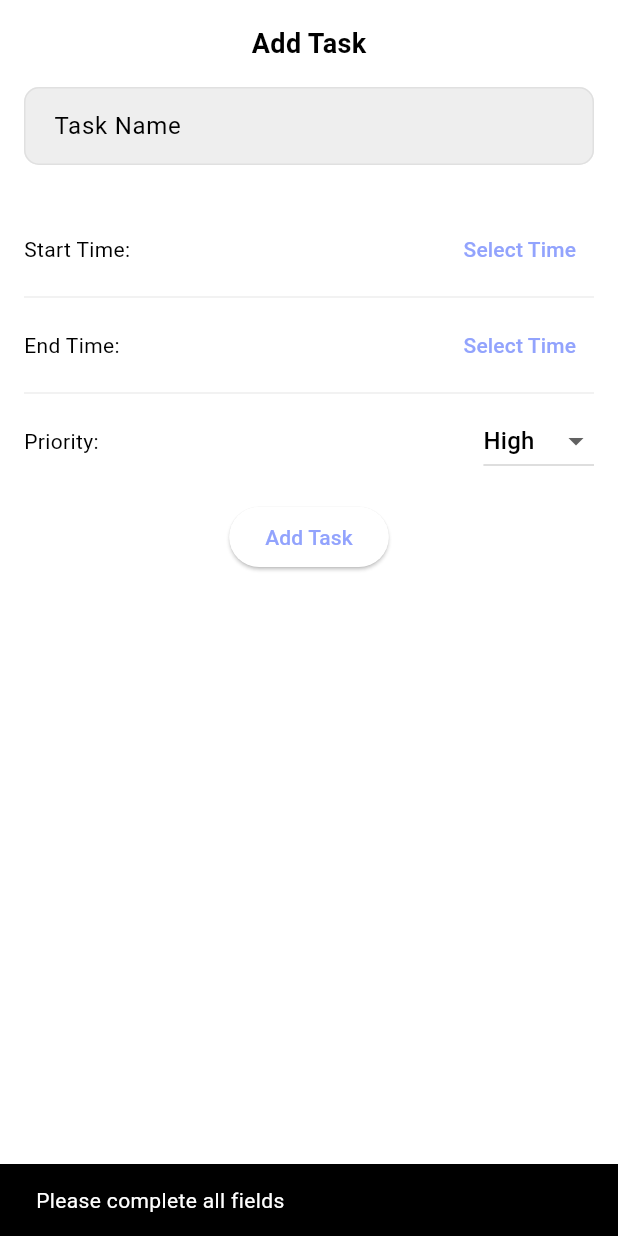
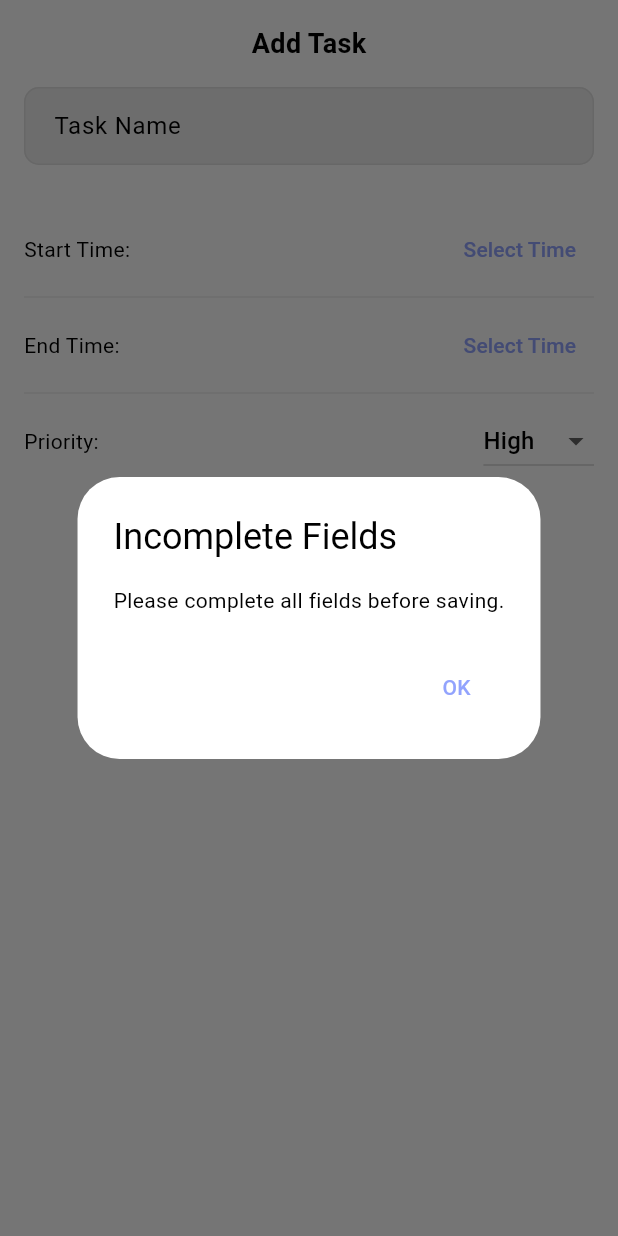
Before and after one commit to KaozhiChen/task_manager, a Flutter app: the AddTask widget shown alone on an empty page, opened directly with empty values, after a tap on "Add Task", on a phone screen of 412 x 824 dp. Run offline on Flutter 3.47's test engine with Material 3 defaults, Android fonts, the phone set to English and light mode, and no system bars; our stand-ins replace cloud_firestore, firebase_auth, firebase_core, fl_chart, table_calendar; accounts and stored records are empty.

Commit message:
use dialog instead of snackbar

```diff
--- a/lib/pages/add_task.dart
+++ b/lib/pages/add_task.dart
@@ -61,10 +61,29 @@ class _AddTaskState extends State<AddTask> {
 
       Navigator.of(context).pop();
     } else {
-      ScaffoldMessenger.of(context).showSnackBar(
-        const SnackBar(content: Text("Please complete all fields")),
-      );
+      _showIncompleteFieldsDialog();
     }
+  }
+
+  // dialog
+  void _showIncompleteFieldsDialog() {
+    showDialog(
+      context: context,
+      builder: (BuildContext context) {
+        return AlertDialog(
+          title: const Text("Incomplete Fields"),
+          content: const Text("Please complete all fields before saving."),
+          actions: [
+            TextButton(
+              child: const Text("OK"),
+              onPressed: () {
+                Navigator.of(context).pop();
+              },
+            ),
+          ],
+        );
+      },
+    );
   }
 
   @override
```
